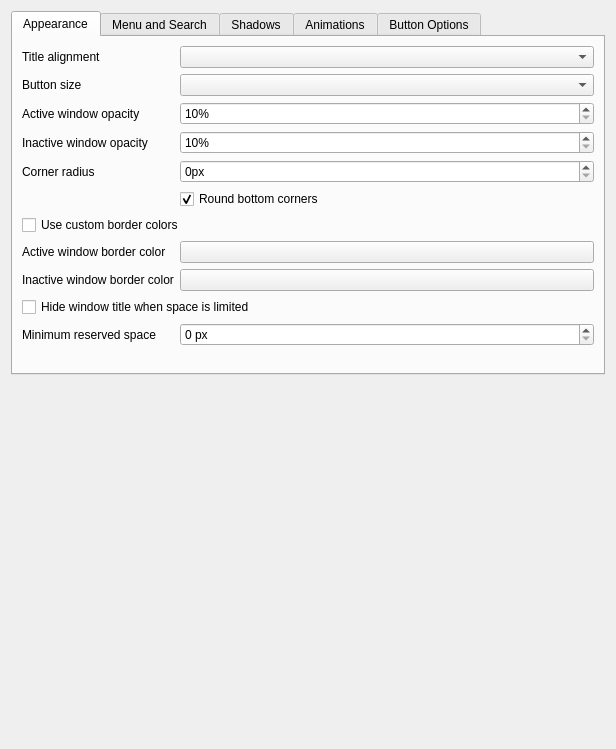
guiodic/material-decoration, file src/kcm/config.ui: the form before one commit.
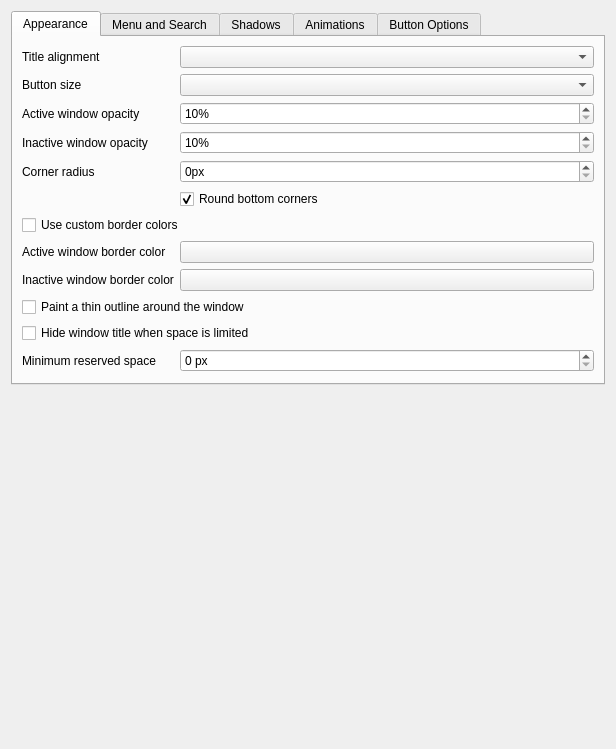
The form after the commit. Custom widgets are drawn as their Qt base class.

Commit message:
Implement setBorderOutline (a KDecoration3 API) (#110)
Add a new feature that allows users to enable a thin outline around application windows.

```diff
--- a/src/kcm/config.ui
+++ b/src/kcm/config.ui
@@ -150,20 +150,27 @@
         </widget>
        </item>
        <item row="9" column="0" colspan="2">
+        <widget class="QCheckBox" name="kcfg_OutlineActive">
+         <property name="text">
+          <string>Paint a thin outline around the window</string>
+         </property>
+        </widget>
+       </item>
+       <item row="10" column="0" colspan="2">
         <widget class="QCheckBox" name="kcfg_HideCaptionWhenLimitedSpace">
          <property name="text">
           <string>Hide window title when space is limited</string>
          </property>
         </widget>
        </item>
-       <item row="10" column="0">
+       <item row="11" column="0">
         <widget class="QLabel" name="label_minWidthForCaption">
          <property name="text">
           <string>Minimum reserved space</string>
          </property>
         </widget>
        </item>
-       <item row="10" column="1">
+       <item row="11" column="1">
         <widget class="QSpinBox" name="kcfg_MinWidthForCaption">
          <property name="suffix">
           <string> px</string>
```
The commit also changes 11 other files.
